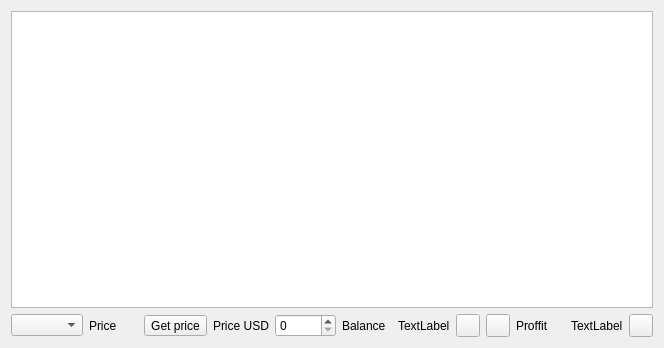
Old version of the form stocksdialog.ui in the repository QTinman/CoinBrowser.
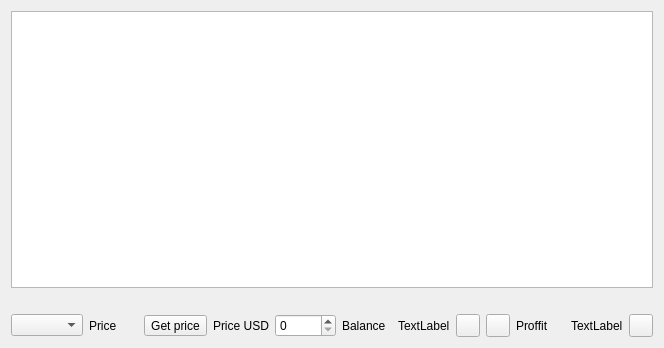
New version of the form. Icons and pictures are not drawn.

What changed in the file:
```diff
--- a/stocksdialog.ui
+++ b/stocksdialog.ui
@@ -21,7 +21,7 @@
    <item row="0" column="0">
     <widget class="QTableView" name="tableView"/>
    </item>
-   <item row="1" column="0">
+   <item row="2" column="0">
     <layout class="QHBoxLayout" name="horizontalLayout">
      <item>
       <widget class="QComboBox" name="crypto">
@@ -136,6 +136,16 @@
      </item>
     </layout>
    </item>
+   <item row="1" column="0">
+    <widget class="QLabel" name="messages">
+     <property name="text">
+      <string/>
+     </property>
+     <property name="alignment">
+      <set>Qt::AlignCenter</set>
+     </property>
+    </widget>
+   </item>
   </layout>
  </widget>
  <resources>
```
